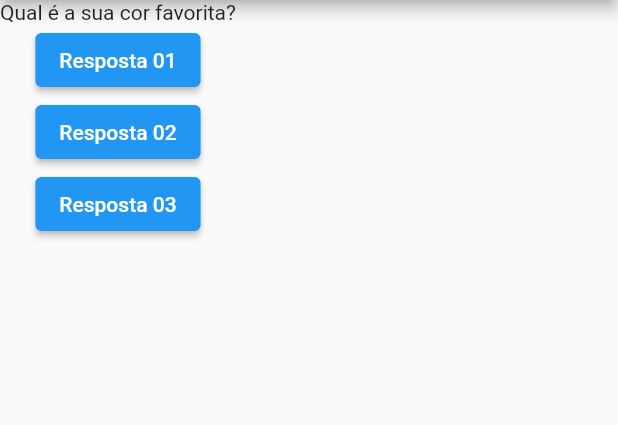
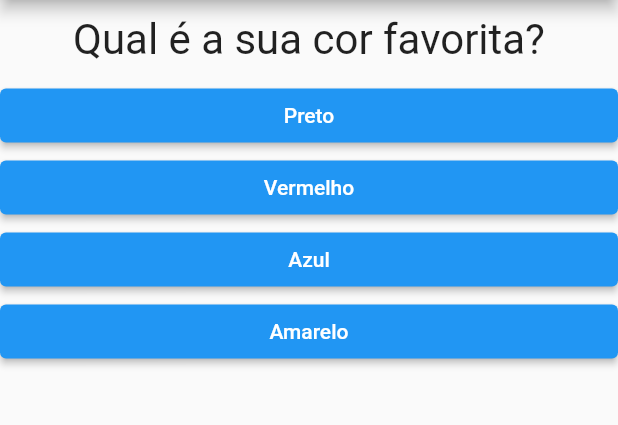
Before and after one commit to BrunoHBastiani/projeto_perguntas, a Flutter app: the screen it shows after launch, on a phone screen of 412 x 824 dp, the part 84-509 px from its top. Run offline on Flutter 3.47's test engine with Material 2 defaults, Android fonts, the phone set to English and light mode, and no system bars.

Commit message:
adicionado perguntas e respostas

```diff
--- a/projeto_perguntas/analysis_options.yaml
+++ b/projeto_perguntas/analysis_options.yaml
@@ -29,6 +29,9 @@ linter:
     prefer_const_literals_to_create_immutables: false
     sort_child_properties_last: false
     avoid_print: false
+    prefer_const_constructors_in_immutables: false
+    library_private_types_in_public_api: false
+    sized_box_for_whitespace: false
     # avoid_print: false  # Uncomment to disable the `avoid_print` rule
     # prefer_single_quotes: true  # Uncomment to enable the `prefer_single_quotes` rule
 
--- a/projeto_perguntas/lib/main.dart
+++ b/projeto_perguntas/lib/main.dart
@@ -1,45 +1,66 @@
 import 'package:flutter/material.dart';
+import './questao.dart';
+import './resposta.dart';
 
 main() => runApp(new PerguntaApp());
 
-class PerguntaApp extends StatelessWidget {
-  final perguntaSelecionada = 0;
+class _PerguntaAppState extends State<PerguntaApp> {
+  var _perguntaSelecionada = 0;
+  final _perguntas = const [
+    {
+      'texto': 'Qual é a sua cor favorita?',
+      'respostas': ['Preto', 'Vermelho', 'Azul', 'Amarelo']
+    },
+    {
+      'texto': 'Qual é o seu animal favorito?',
+      'respostas': ['Gato', 'Cachorro', 'Cobra', 'Lagarto']
+    },
+    {
+      'texto': 'Qual é o seu instrutor favorito?',
+      'respostas': ['Maria', 'João', 'Leo', 'Pedro']
+    }
+  ];
 
-  void responder() {
-    // perguntaSelecionada++;
-    print('Pergunta respondida!');
+  void _responder() {
+    setState(() {
+      _perguntaSelecionada++;
+    });
+  }
+
+  bool get temPerguntaSelecionada {
+    return _perguntaSelecionada < _perguntas.length;
   }
 
   @override
   Widget build(BuildContext context) {
-    final perguntas = [
-      'Qual é a sua cor favorita?',
-      'Qual é o seu animal favorito?'
-    ];
+    List<String> respostas = temPerguntaSelecionada
+        ? _perguntas[_perguntaSelecionada]['respostas'] as List<String>
+        : [];
 
     return MaterialApp(
       home: Scaffold(
         appBar: AppBar(
           title: Text('Perguntas'),
         ),
-        body: Column(
-          children: <Widget>[
-            Text(perguntas[perguntaSelecionada]),
-            ElevatedButton(
-              child: Text('Resposta 01'),
-              onPressed: responder,
-            ),
-            ElevatedButton(
-              child: Text('Resposta 02'),
-              onPressed: responder,
-            ),
-            ElevatedButton(
-              child: Text('Resposta 03'),
-              onPressed: responder,
-            )
-          ],
-        ),
+        body: temPerguntaSelecionada
+            ? Column(
+                children: [
+                  Questao(_perguntas[_perguntaSelecionada]['texto'] as String),
+                  ...respostas.map((texto) => Resposta(texto, _responder))
+                    ..toList()
+                ],
+              )
+            : null,
       ),
     );
   }
 }
+
+class PerguntaApp extends StatefulWidget {
+  const PerguntaApp({super.key});
+
+  @override
+  _PerguntaAppState createState() {
+    return _PerguntaAppState();
+  }
+}
--- /dev/null
+++ b/projeto_perguntas/lib/questao.dart
@@ -0,0 +1,20 @@
+import 'package:flutter/material.dart';
+
+class Questao extends StatelessWidget {
+  final String texto;
+
+  Questao(this.texto);
+
+  @override
+  Widget build(BuildContext context) {
+    return Container(
+      width: double.infinity,
+      margin: EdgeInsets.all(10),
+      child: Text(
+        texto,
+        style: TextStyle(fontSize: 28),
+        textAlign: TextAlign.center,
+      ),
+    );
+  }
+}
--- /dev/null
+++ b/projeto_perguntas/lib/resposta.dart
@@ -0,0 +1,23 @@
+import 'package:flutter/material.dart';
+
+class Resposta extends StatelessWidget {
+  final String texto;
+  final void Function() quandoSelecionado;
+
+  Resposta(this.texto, this.quandoSelecionado, {super.key});
+
+  @override
+  Widget build(BuildContext context) {
+    return SizedBox(
+      width: double.infinity,
+      child: ElevatedButton(
+        style: ElevatedButton.styleFrom(
+          backgroundColor: Colors.blue,
+          foregroundColor: Colors.white,
+        ),
+        child: Text(texto),
+        onPressed: quandoSelecionado,
+      ),
+    );
+  }
+}
```
